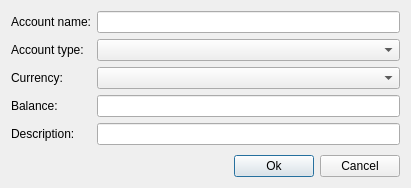
The window that editaccount.ui (sergey196510/mycash) describes before a commit, drawn with Qt 5.
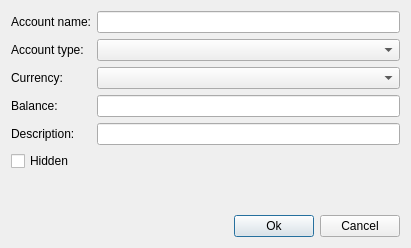
The same window after the commit. Custom widgets are drawn as their Qt base class.

Diff of the .ui file:
```diff
--- a/editaccount.ui
+++ b/editaccount.ui
@@ -7,7 +7,7 @@
     <x>0</x>
     <y>0</y>
     <width>411</width>
-    <height>188</height>
+    <height>248</height>
    </rect>
   </property>
   <property name="windowTitle">
@@ -66,6 +66,13 @@
      <item row="2" column="1">
       <widget class="CurrencyComboBox" name="currencyBox"/>
      </item>
+     <item row="5" column="0">
+      <widget class="QCheckBox" name="hiddenBox">
+       <property name="text">
+        <string>Hidden</string>
+       </property>
+      </widget>
+     </item>
     </layout>
    </item>
    <item>
```
Left out of the diff: 20 changed lines with no effect on the pictures.
